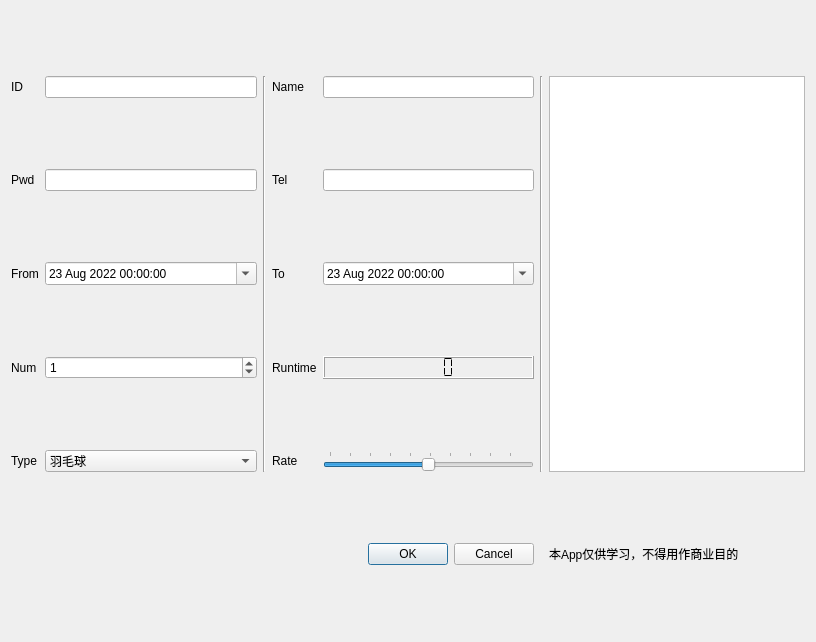
Before: the Qt Designer form gym.ui in JiaoyangXu-hub/BNU_request, drawn with Qt 5.
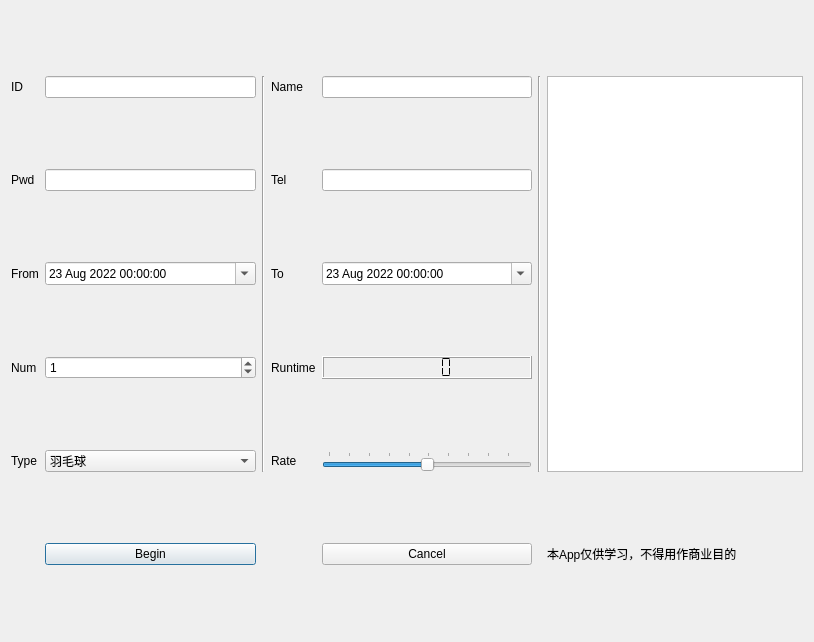
After: the same form once the commit is applied.

The edit to the form file:
```diff
--- a/gym.ui
+++ b/gym.ui
@@ -6,7 +6,7 @@
    <rect>
     <x>0</x>
     <y>0</y>
-    <width>816</width>
+    <width>814</width>
     <height>642</height>
    </rect>
   </property>
@@ -40,16 +40,6 @@
      </item>
     </widget>
    </item>
-   <item row="5" column="4">
-    <widget class="QDialogButtonBox" name="buttonBox">
-     <property name="orientation">
-      <enum>Qt::Horizontal</enum>
-     </property>
-     <property name="standardButtons">
-      <set>QDialogButtonBox::Cancel|QDialogButtonBox::Ok</set>
-     </property>
-    </widget>
-   </item>
    <item row="0" column="5" rowspan="5">
     <widget class="Line" name="line_2">
      <property name="orientation">
@@ -263,6 +253,20 @@
      </property>
     </widget>
    </item>
+   <item row="5" column="1">
+    <widget class="QPushButton" name="Begin">
+     <property name="text">
+      <string>Begin</string>
+     </property>
+    </widget>
+   </item>
+   <item row="5" column="4">
+    <widget class="QPushButton" name="Cancel">
+     <property name="text">
+      <string>Cancel</string>
+     </property>
+    </widget>
+   </item>
   </layout>
  </widget>
  <tabstops>
```
Left out of the diff: 16 changed lines with no effect on the pictures.
